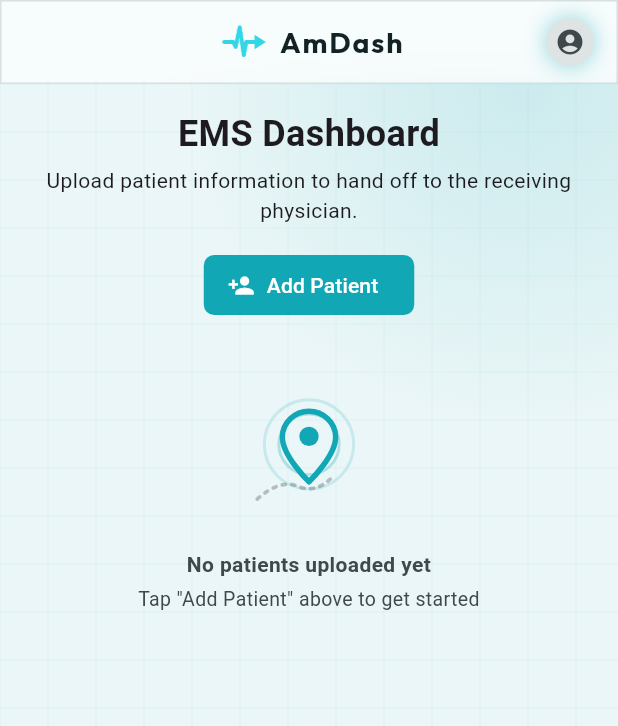
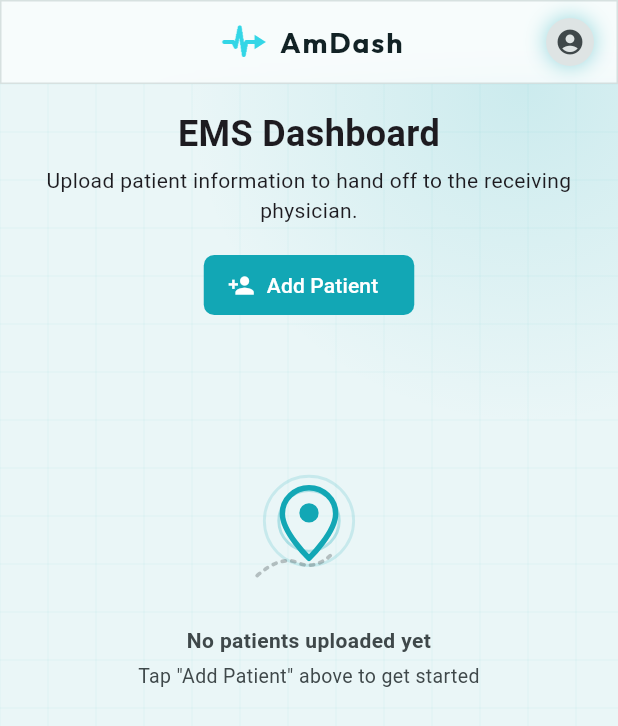
Before and after one commit to frymire1/amdash, a Flutter app: the HomeScreen screen opened by its route, on a phone screen of 412 x 824 dp. Shown: the top 726 px of the screen. Run offline on Flutter 3.47's test engine with Material 3 defaults, Android fonts, the phone set to English and light mode, and no system bars; our stand-ins replace cloud_firestore, cloud_functions, connectivity_plus, firebase_auth, firebase_core, firebase_messaging and 7 more; missing offline and left inert: dart:js_interop, flutter_foreground_task; accounts and stored records are empty.

Commit message:
Top-align the patients empty state instead of centering it
PatientsEmptyState used Center(), which put the illustration in the
true vertical middle of whatever space it had — floating oddly low in
tall panes like the physician list's Expanded region. Switched to
Align(topCenter) with a fixed 75px top gap so it sits a consistent
distance below the heading/filter text above it instead. Dropped the
now-redundant extra vertical padding around EMS's usage, which would
have doubled up with the new internal gap.

Co-Authored-By: Claude Sonnet 5 <noreply@anthropic.com>

```diff
--- a/flutter/apps/ems/lib/screens/home_screen.dart
+++ b/flutter/apps/ems/lib/screens/home_screen.dart
@@ -63,12 +63,9 @@ class HomeScreen extends ConsumerWidget {
                         // sections, instead of shrink-wrapping to its own
                         // content width under the outer Column's .start.
                         data: (patients) => patients.isEmpty
-                            ? const Padding(
-                                padding: EdgeInsets.symmetric(vertical: 24),
-                                child: PatientsEmptyState(
-                                  title: 'No patients uploaded yet',
-                                  subtitle: 'Tap "Add Patient" above to get started',
-                                ),
+                            ? const PatientsEmptyState(
+                                title: 'No patients uploaded yet',
+                                subtitle: 'Tap "Add Patient" above to get started',
                               )
                             : Column(
                                 crossAxisAlignment: CrossAxisAlignment.stretch,
--- a/flutter/packages/amdash_core/lib/src/widgets/empty_state.dart
+++ b/flutter/packages/amdash_core/lib/src/widgets/empty_state.dart
@@ -210,11 +210,14 @@ class _RoutePingPainter extends CustomPainter {
       route != oldDelegate.route || accent != oldDelegate.accent;
 }
 
-/// Illustration + title + subtitle, centered — the standard "nothing here"
-/// layout shared by every patient list/dashboard/viewer-pane across the
-/// apps. Defaults to [EmptyStateGraphic.routePing] since that's the more
-/// common of the two placements (list/dashboard empty states outnumber the
-/// single desktop viewer-pane spot that uses `chartPulse`).
+/// Illustration + title + subtitle — the standard "nothing here" layout
+/// shared by every patient list/dashboard/viewer-pane across the apps.
+/// Aligned to the top of the available space (not vertically centered) so
+/// it sits just under whatever heading/filter text precedes it rather than
+/// floating in the true middle of a tall pane. Defaults to
+/// [EmptyStateGraphic.routePing] since that's the more common of the two
+/// placements (list/dashboard empty states outnumber the single desktop
+/// viewer-pane spot that uses `chartPulse`).
 class PatientsEmptyState extends StatelessWidget {
   const PatientsEmptyState({super.key, required this.title, this.subtitle, this.graphic = EmptyStateGraphic.routePing});
 
@@ -225,9 +228,13 @@ class PatientsEmptyState extends StatelessWidget {
   @override
   Widget build(BuildContext context) {
     final onSurfaceVariant = Theme.of(context).colorScheme.onSurfaceVariant;
-    return Center(
+    return Align(
+      alignment: Alignment.topCenter,
       child: Padding(
-        padding: const EdgeInsets.symmetric(horizontal: 24),
+        // 75px top gap — puts the illustration a fixed distance below the
+        // heading/subtitle text above it instead of drifting to the middle
+        // of whatever space happens to be available.
+        padding: const EdgeInsets.fromLTRB(24, 75, 24, 24),
         child: Column(
           mainAxisSize: MainAxisSize.min,
           children: [
```
